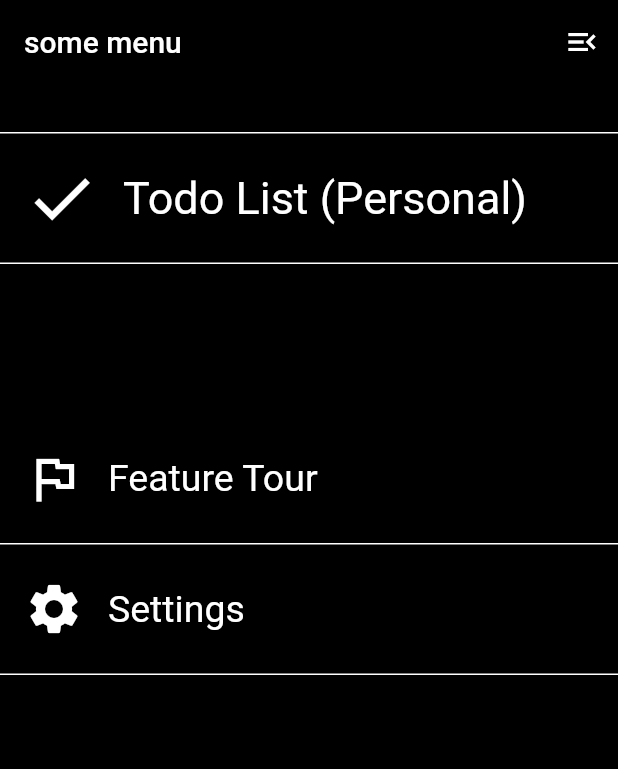
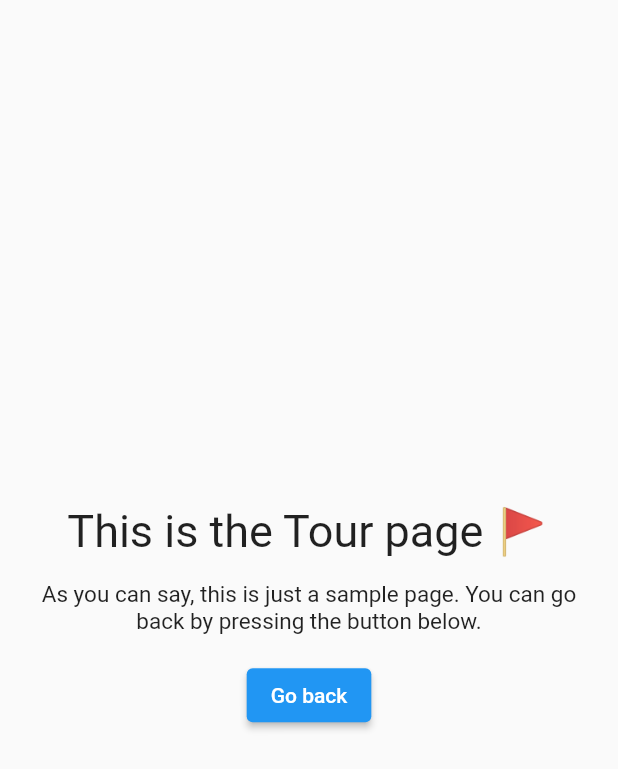
Before and after one commit to dwyl/flutter-navigation-menu-demo, a Flutter app: the screen it shows after launch, after a tap on the "menu" icon, after a tap on "Feature Tour", on a phone screen of 412 x 824 dp. Shown: the top 769 px of the screen. Run offline on Flutter 3.47's test engine with Material 2 defaults, Android fonts, the phone set to English and light mode, and no system bars.

Commit message:
feat: Finishing touches on sliding menu. #1

```diff
--- a/lib/main.dart
+++ b/lib/main.dart
@@ -14,13 +14,12 @@ class App extends StatelessWidget {
   @override
   Widget build(BuildContext context) {
     return MaterialApp(
-      title: 'Navigation Flutter Menu App',
-      theme: ThemeData(
-        primarySwatch: Colors.blue,
-      ),
-      debugShowCheckedModeBanner: false,
-      home: const HomePage()
-    );
+        title: 'Navigation Flutter Menu App',
+        theme: ThemeData(
+          primarySwatch: Colors.blue,
+        ),
+        debugShowCheckedModeBanner: false,
+        home: const HomePage());
   }
 }
 
@@ -76,7 +75,7 @@ class _HomePageState extends State<HomePage> with SingleTickerProviderStateMixin
     return Scaffold(
       appBar: AppBar(
         title: const Text(
-          'some menu',
+          'appbar title',
           style: TextStyle(
             color: Colors.white,
           ),
@@ -106,6 +105,25 @@ class _HomePageState extends State<HomePage> with SingleTickerProviderStateMixin
       ),
       body: Stack(
         children: [
+          Center(
+        child: Column(
+          mainAxisAlignment: MainAxisAlignment.center,
+          children: const [
+            Text(
+              "This is the main page",
+              style: TextStyle(fontSize: 30),
+            ),
+            Padding(
+              padding: EdgeInsets.all(16),
+              child: Text(
+                "Open the menu above to check more pages.",
+                textAlign: TextAlign.center,
+                style: TextStyle(fontSize: 15, color: Colors.black87),
+              ),
+            ),
+          ],
+        ),
+      ),
           AnimatedBuilder(
             animation: _menuSlideController,
             builder: (context, child) {
@@ -121,21 +139,33 @@ class _HomePageState extends State<HomePage> with SingleTickerProviderStateMixin
   }
 }
 
-class FirstRoute extends StatelessWidget {
-  const FirstRoute({super.key});
+class TourPage extends StatelessWidget {
+  const TourPage({super.key});
 
   @override
   Widget build(BuildContext context) {
     return Scaffold(
       body: Center(
         child: Column(
+          mainAxisAlignment: MainAxisAlignment.center,
           children: [
-            const Text("Route 1"),
+            const Text(
+              "This is the Tour page 🚩",
+              style: TextStyle(fontSize: 30),
+            ),
+            const Padding(
+              padding: EdgeInsets.all(16),
+              child: Text(
+                "As you can say, this is just a sample page. You can go back by pressing the button below.",
+                textAlign: TextAlign.center,
+                style: TextStyle(fontSize: 15, color: Colors.black87),
+              ),
+            ),
             ElevatedButton(
               onPressed: () {
-                Navigator.pushNamed(context, '/second');
+                Navigator.pop(context);
               },
-              child: const Text('Go to second'),
+              child: const Text('Go back'),
             ),
           ],
         ),
@@ -144,22 +174,33 @@ class FirstRoute extends StatelessWidget {
   }
 }
 
-
-class SecondRoute extends StatelessWidget {
-  const SecondRoute({super.key});
+class SettingsPage extends StatelessWidget {
+  const SettingsPage({super.key});
 
   @override
   Widget build(BuildContext context) {
     return Scaffold(
       body: Center(
         child: Column(
+          mainAxisAlignment: MainAxisAlignment.center,
           children: [
-            const Text("Route 2"),
+            const Text(
+              "This is the Settings page ⚙️",
+              style: TextStyle(fontSize: 30),
+            ),
+            const Padding(
+              padding: EdgeInsets.all(16),
+              child: Text(
+                "As you can say, this is just a sample page. You can go back by pressing the button below.",
+                textAlign: TextAlign.center,
+                style: TextStyle(fontSize: 15, color: Colors.black87),
+              ),
+            ),
             ElevatedButton(
               onPressed: () {
                 Navigator.pop(context);
               },
-              child: const Text('Go back to first!'),
+              child: const Text('Go back'),
             ),
           ],
         ),
--- a/lib/sliding_menu.dart
+++ b/lib/sliding_menu.dart
@@ -1,4 +1,6 @@
 import 'package:flutter/material.dart';
+
+import 'main.dart';
 
 class SlidingMenu extends StatefulWidget {
   const SlidingMenu({super.key});
@@ -12,10 +14,10 @@ class _SlidingMenuState extends State<SlidingMenu> {
   Widget build(BuildContext context) {
     return Container(
         color: Colors.black,
-        child: ListView(padding: EdgeInsets.only(top: 32), children: [
+        child: ListView(padding: const EdgeInsets.only(top: 32), children: [
           Container(
             padding: const EdgeInsets.only(top: 15, bottom: 15),
-            decoration: BoxDecoration(border: Border(bottom: BorderSide(color: Colors.white), top: BorderSide(color: Colors.white))),
+            decoration: const BoxDecoration(border: Border(bottom: BorderSide(color: Colors.white), top: BorderSide(color: Colors.white))),
             child: ListTile(
               leading: const Icon(
                 Icons.check_outlined,
@@ -28,8 +30,7 @@ class _SlidingMenuState extends State<SlidingMenu> {
                     color: Colors.white,
                   )),
               onTap: () {
-                // Update the state of the app.
-                // ...
+                // Do nothing
               },
             ),
           ),
@@ -49,8 +50,11 @@ class _SlidingMenuState extends State<SlidingMenu> {
                   color: Colors.white,
                 )),
               onTap: () {
-                // Update the state of the app.
-                // ...
+                  Navigator.of(context).push(
+                    MaterialPageRoute(
+                      builder: (context) => const TourPage(),
+                    ),
+                  );
               },
             ),
           ),
@@ -69,8 +73,11 @@ class _SlidingMenuState extends State<SlidingMenu> {
                   color: Colors.white,
                 )),
               onTap: () {
-                // Update the state of the app.
-                // ...
+                  Navigator.of(context).push(
+                    MaterialPageRoute(
+                      builder: (context) => const SettingsPage(),
+                    ),
+                  );
               },
             ),
           ),
```
